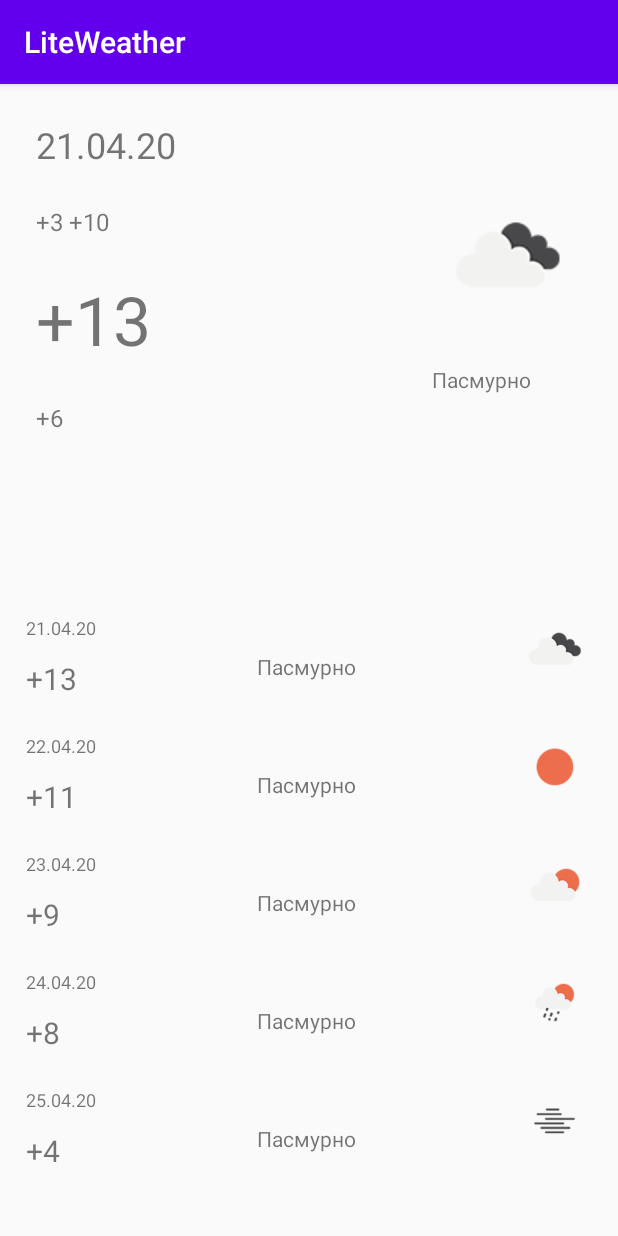
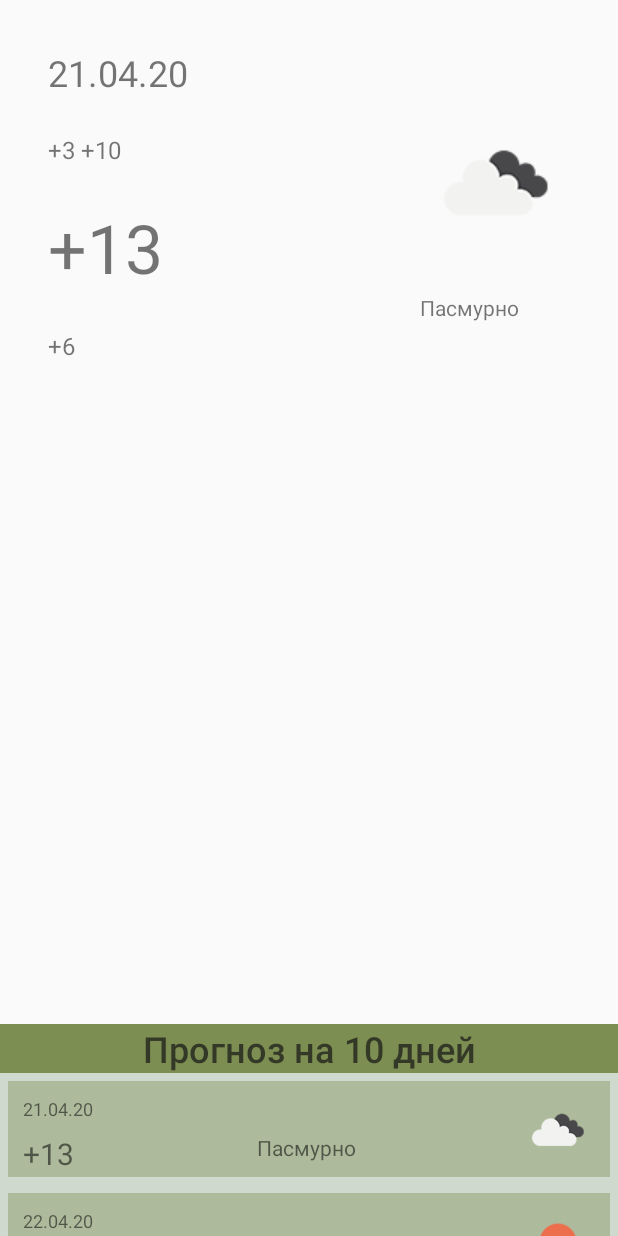
Before and after one commit to maxdexter84/LiteWeather, an Android app: the screen it shows after launch (MainActivity), after a tap on "21.04.20", on a phone screen of 412 x 824 dp. Run offline under Robolectric (Android 15) with nearby library versions, the phone set to English and light mode, and no system bars.

Commit message:
добавил еще пару изменений

```diff
--- a/app/src/main/AndroidManifest.xml
+++ b/app/src/main/AndroidManifest.xml
@@ -9,7 +9,7 @@
         android:label="@string/app_name"
         android:roundIcon="@mipmap/ic_launcher_round"
         android:supportsRtl="true"
-        android:theme="@style/AppTheme">
+        android:theme="@style/MyTheme">
         <activity android:name=".MainActivity">
             <intent-filter>
                 <action android:name="android.intent.action.MAIN" />
--- a/app/src/main/java/com/maxdexter/liteweather/fragments/TenDaysWeather.java
+++ b/app/src/main/java/com/maxdexter/liteweather/fragments/TenDaysWeather.java
@@ -20,7 +20,6 @@ import com.maxdexter.liteweather.data.WeatherLab;
  * A simple {@link Fragment} subclass.
  */
 public class TenDaysWeather extends Fragment {
-    private WeatherLab weatherLab;
     private WeatherAdapter weatherAdapter;
     public TenDaysWeather() {
         // Required empty public constructor
@@ -35,10 +34,14 @@ public class TenDaysWeather extends Fragment {
         weatherAdapter.setListener(new WeatherAdapter.Listener() {
             @Override
             public void onClick(int position) {
+                assert getFragmentManager() != null;
                 TodayWeather todayWeather =(TodayWeather) getFragmentManager().findFragmentById(R.id.fragment_container_main);
+                assert todayWeather != null;
                 todayWeather.setContent(position);
                 FragmentTransaction ft = getFragmentManager().beginTransaction();
-                ft.replace(R.id.fragment_container_main,todayWeather).commit();
+                ft.replace(R.id.fragment_container_main,todayWeather);
+                ft.setTransition(FragmentTransaction.TRANSIT_FRAGMENT_FADE);
+                ft.commit();
 
 
             }
@@ -48,7 +51,7 @@ public class TenDaysWeather extends Fragment {
     }
 
     private void createInitAdapter(View view) {
-        weatherLab = new WeatherLab();
+        WeatherLab weatherLab = new WeatherLab();
         RecyclerView recyclerView = view.findViewById(R.id.recycler_view_ten_days_fragment_id);
         weatherAdapter = new WeatherAdapter(weatherLab.getWeatherList());
         recyclerView.setAdapter(weatherAdapter);
--- a/app/src/main/java/com/maxdexter/liteweather/fragments/TodayWeather.java
+++ b/app/src/main/java/com/maxdexter/liteweather/fragments/TodayWeather.java
@@ -24,8 +24,8 @@ import org.w3c.dom.Text;
  * A simple {@link Fragment} subclass.
  */
 public class TodayWeather extends Fragment{
-    WeatherLab weatherLab;
-    int defaultPosition = 0;
+    private WeatherLab weatherLab;
+    private int defaultPosition = 0;
     private TextView mCurrentTemp;
     private TextView mFeelingTemp;
     private ImageView mImageWeather;
@@ -57,7 +57,7 @@ public class TodayWeather extends Fragment{
     }
 
     @SuppressLint("SetTextI18n")
-    public void setContent(int position){
+    void setContent(int position){
         Weather weather = weatherLab.getWeatherList().get(position);
         mCurrentTemp.setText(weather.getCurrentTemp());
         mFeelingTemp.setText(weather.getFeelingTemp());
--- a/app/src/main/res/layout/activity_main.xml
+++ b/app/src/main/res/layout/activity_main.xml
@@ -8,9 +8,9 @@
     tools:context=".MainActivity">
     <FrameLayout
         android:id="@+id/fragment_container_main"
-        android:layout_weight="9"
+        android:layout_weight="4"
         android:layout_width="match_parent"
-        android:layout_height="0dp"/>
+        android:layout_height="wrap_content"/>
     <FrameLayout
         android:id="@+id/fragment_container_list"
         android:layout_weight="1"
--- a/app/src/main/res/layout/fragment_ten_days_weather.xml
+++ b/app/src/main/res/layout/fragment_ten_days_weather.xml
@@ -1,8 +1,33 @@
 <?xml version="1.0" encoding="utf-8"?>
-<androidx.recyclerview.widget.RecyclerView
-    android:id="@+id/recycler_view_ten_days_fragment_id"
+<androidx.constraintlayout.widget.ConstraintLayout
     xmlns:android="http://schemas.android.com/apk/res/android"
+    xmlns:app="http://schemas.android.com/apk/res-auto"
     xmlns:tools="http://schemas.android.com/tools"
-    android:layout_width="match_parent"
     android:layout_height="match_parent"
-    tools:context=".fragments.TenDaysWeather"/>
+    android:layout_width="match_parent">
+
+    <TextView
+        android:id="@+id/ten_days_text"
+        android:layout_width="match_parent"
+        android:layout_height="wrap_content"
+        android:gravity="center"
+        android:text="@string/ten_days_text"
+        android:background="@color/myColorAccent"
+        android:textAppearance="@style/TextAppearance.AppCompat.Light.SearchResult.Title"
+        android:textColor="@color/transparentBlack"
+        android:textSize="24sp"
+        app:layout_constraintEnd_toEndOf="parent"
+        app:layout_constraintStart_toStartOf="parent"
+        app:layout_constraintTop_toTopOf="parent" />
+
+    <androidx.recyclerview.widget.RecyclerView
+        android:id="@+id/recycler_view_ten_days_fragment_id"
+        android:layout_width="match_parent"
+        android:layout_height="0dp"
+        android:background="@color/myColorPrimary"
+        app:layout_constraintBottom_toBottomOf="parent"
+        app:layout_constraintEnd_toEndOf="parent"
+        app:layout_constraintStart_toStartOf="parent"
+        app:layout_constraintTop_toBottomOf="@+id/ten_days_text"
+        tools:context=".fragments.TenDaysWeather" />
+</androidx.constraintlayout.widget.ConstraintLayout>
--- a/app/src/main/res/layout/fragment_today_weather.xml
+++ b/app/src/main/res/layout/fragment_today_weather.xml
@@ -4,7 +4,8 @@
     xmlns:app="http://schemas.android.com/apk/res-auto"
     xmlns:tools="http://schemas.android.com/tools"
     android:layout_width="match_parent"
-    android:layout_height="match_parent"
+    android:layout_height="wrap_content"
+    android:layout_margin="8dp"
     tools:context=".fragments.TodayWeather">
 
     <TextView
--- a/app/src/main/res/layout/weather_card_item.xml
+++ b/app/src/main/res/layout/weather_card_item.xml
@@ -4,13 +4,15 @@
     android:layout_width="match_parent"
     android:layout_height="wrap_content"
     android:layout_margin="5dp"
+    android:padding="2dp"
+    android:background="@color/myColorAccentTransparent"
     xmlns:tools="http://schemas.android.com/tools"
     xmlns:app="http://schemas.android.com/apk/res-auto">
     <TextView
         android:id="@+id/item_date_time_current_text_view_id"
         android:layout_width="wrap_content"
         android:layout_height="wrap_content"
-        android:layout_margin="12dp"
+        android:layout_margin="8dp"
         android:textSize="12sp"
         app:layout_constraintStart_toStartOf="parent"
         app:layout_constraintTop_toTopOf="parent"
@@ -21,7 +23,7 @@
         android:id="@+id/item_current_temp_text_view_id"
         android:layout_width="wrap_content"
         android:layout_height="wrap_content"
-        android:layout_margin="12dp"
+        android:layout_margin="8dp"
         android:textSize="20sp"
         app:layout_constraintStart_toStartOf="parent"
         app:layout_constraintTop_toBottomOf="@+id/item_date_time_current_text_view_id"
@@ -32,7 +34,7 @@
         android:id="@+id/item_image_weather_image_id"
         android:layout_width="50dp"
         android:layout_height="50dp"
-        android:layout_margin="12dp"
+        android:layout_margin="8dp"
         app:layout_constraintBottom_toBottomOf="@+id/item_current_temp_text_view_id"
         app:layout_constraintEnd_toEndOf="parent"
         app:layout_constraintTop_toTopOf="parent" />
@@ -41,7 +43,7 @@
         android:id="@+id/item_weather_description_text_view_id"
         android:layout_width="wrap_content"
         android:layout_height="wrap_content"
-        android:layout_margin="12dp"
+        android:layout_margin="8dp"
         app:layout_constraintBottom_toBottomOf="@+id/item_current_temp_text_view_id"
         app:layout_constraintEnd_toStartOf="@+id/item_image_weather_image_id"
         app:layout_constraintStart_toEndOf="@+id/item_date_time_current_text_view_id"
--- a/app/src/main/res/values/colors.xml
+++ b/app/src/main/res/values/colors.xml
@@ -3,4 +3,10 @@
     <color name="colorPrimary">#6200EE</color>
     <color name="colorPrimaryDark">#3700B3</color>
     <color name="colorAccent">#03DAC5</color>
+
+    <color name="myColorPrimaryDark">#6b7478</color>
+    <color name="myColorPrimary">#cfd9ce</color>
+    <color name="myColorAccent">#7c8e51</color>
+    <color name="myColorAccentTransparent">#697C8E51</color>
+    <color name="transparentBlack">#BB1A1919</color>
 </resources>
--- a/app/src/main/res/values/strings.xml
+++ b/app/src/main/res/values/strings.xml
@@ -3,4 +3,5 @@
 
     <!-- TODO: Remove or change this placeholder text -->
     <string name="hello_blank_fragment">Hello blank fragment</string>
+    <string name="ten_days_text">Прогноз на 10 дней</string>
 </resources>
--- a/app/src/main/res/values/styles.xml
+++ b/app/src/main/res/values/styles.xml
@@ -7,5 +7,12 @@
         <item name="colorPrimaryDark">@color/colorPrimaryDark</item>
         <item name="colorAccent">@color/colorAccent</item>
     </style>
+    <style name="MyTheme" parent="Theme.AppCompat.DayNight.NoActionBar">
+        <!-- Customize your theme here. -->
+        <item name="colorPrimary">@color/myColorPrimary</item>
+        <item name="colorPrimaryDark">@color/myColorPrimaryDark</item>
+        <item name="colorAccent">@color/myColorAccent</item>
+    </style>
+
 
 </resources>
```
